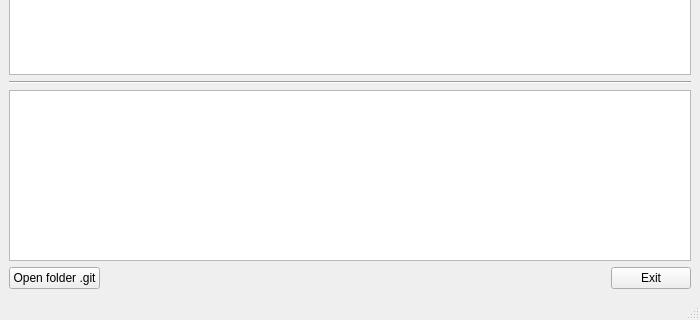
Dmytro-Dombrovskyi/Git_GUI_Client, file Git_Gui_Client/gui_main_window.ui: the form before one commit; both pictures show x 0 to 700 and y 380 to 700 of the 700 by 700 pixel window.
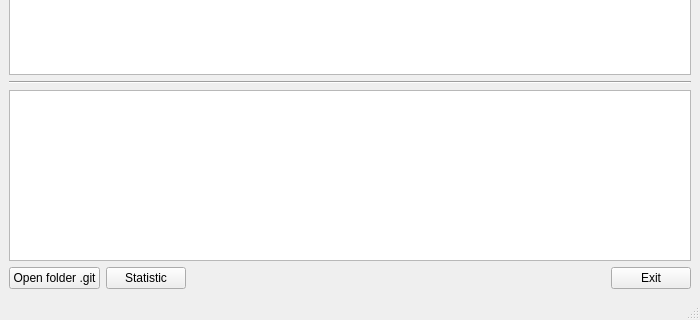
The form after the commit. Icons and pictures are not drawn.

The edit to the form file:
```diff
--- a/Git_Gui_Client/gui_main_window.ui
+++ b/Git_Gui_Client/gui_main_window.ui
@@ -204,6 +204,26 @@
         </property>
        </widget>
       </item>
+      <item>
+       <spacer name="horizontalSpacer_2">
+        <property name="orientation">
+         <enum>Qt::Horizontal</enum>
+        </property>
+        <property name="sizeHint" stdset="0">
+         <size>
+          <width>40</width>
+          <height>20</height>
+         </size>
+        </property>
+       </spacer>
+      </item>
+      <item>
+       <widget class="QPushButton" name="pushButton_Statistic">
+        <property name="text">
+         <string>Statistic</string>
+        </property>
+       </widget>
+      </item>
       <item>
        <spacer name="horizontalSpacer">
         <property name="orientation">
```
